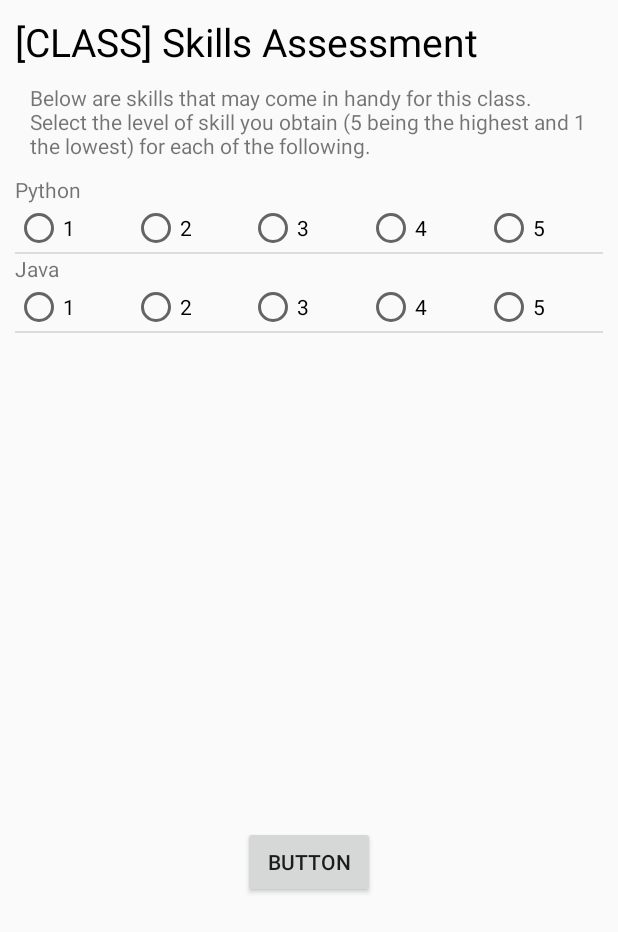
After one commit to kitzeller/TeamUp, an Android app: the SkillsTestActivity screen opened directly, with no data from a screen before it, on a phone screen of 412 x 824 dp. The commit adds this screen. Shown: the top 932 px of the screen. Run offline under Robolectric (Android 15) with nearby library versions, the phone set to English and light mode, and no system bars.

Commit message:
added SkillsTestActivity - launched when user adds a new class

```diff
--- a/app/src/main/AndroidManifest.xml
+++ b/app/src/main/AndroidManifest.xml
@@ -29,6 +29,7 @@
         </activity>
         <activity android:name=".MainActivity"></activity>
         <activity android:name=".CreateAccountActivity"></activity>
+        <activity android:name=".SkillsTestActivity"></activity>
         <provider
             android:name="android.support.v4.content.FileProvider"
             android:authorities="wpi.jtkaplan.teamup.fileprovider"
--- a/app/src/main/java/wpi/jtkaplan/teamup/AddClassFragment.java
+++ b/app/src/main/java/wpi/jtkaplan/teamup/AddClassFragment.java
@@ -1,19 +1,45 @@
 package wpi.jtkaplan.teamup;
 
+import android.content.Intent;
 import android.os.Bundle;
 import android.support.annotation.Nullable;
 import android.support.v4.app.Fragment;
+import android.support.v7.app.AppCompatActivity;
 import android.view.LayoutInflater;
 import android.view.View;
 import android.view.ViewGroup;
+import android.widget.Button;
+import android.widget.EditText;
+import android.widget.TextView;
 
 
 public class AddClassFragment extends Fragment {
+
 
     @Nullable
     @Override
     public View onCreateView(LayoutInflater inflater, @Nullable ViewGroup container, @Nullable Bundle savedInstanceState) {
         //TODO : try to actually add this class in the backend.
-        return inflater.inflate(R.layout.fragment_join_class, container, false);
+        View v = inflater.inflate(R.layout.fragment_join_class, container, false);
+
+        EditText idInput = v.findViewById(R.id.JOIN_classidEditText);
+        final String classID = idInput.getText().toString();
+        Button btn = v.findViewById(R.id.JOIN_addButton);
+
+        btn.setOnClickListener(new View.OnClickListener() {
+            @Override
+            public void onClick(View v) {
+
+                AppCompatActivity activity = (AppCompatActivity) v.getContext();
+                Intent intent = new Intent(v.getContext(), SkillsTestActivity.class);
+                intent.putExtra("ClassID", classID);
+                activity.startActivity(intent);
+
+            }
+        });
+
+
+
+        return v;
     }
 }
--- /dev/null
+++ b/app/src/main/java/wpi/jtkaplan/teamup/SkillAdapter.java
@@ -0,0 +1,82 @@
+package wpi.jtkaplan.teamup;
+
+import android.content.Context;
+import android.view.LayoutInflater;
+import android.view.View;
+import android.view.ViewGroup;
+import android.widget.BaseAdapter;
+import android.widget.RadioGroup;
+import android.widget.TextView;
+
+import java.util.ArrayList;
+
+import wpi.jtkaplan.teamup.model.Skill;
+
+public class SkillAdapter extends BaseAdapter {
+
+    private Context context;
+    private ArrayList<Skill> skills;
+
+    public SkillAdapter(Context context, ArrayList<Skill> skills) {
+        this.context = context;
+        this.skills = skills;
+    }
+
+    @Override
+    public int getCount() {
+        return skills.size();
+    }
+
+    @Override
+    public Object getItem(int position) {
+        return skills.get(position);
+    }
+
+    @Override
+    public long getItemId(int position) {
+        return position;
+    }
+
+    @Override
+    public View getView(int position, View convertView, ViewGroup parent) {
+        final ViewHolder viewHolder;
+
+        //inflate the layout for each list row
+        if (convertView == null) {
+            convertView = LayoutInflater.from(context).inflate(R.layout.skill_rating, parent, false);
+            viewHolder = new ViewHolder(convertView);
+            convertView.setTag(viewHolder);
+        } else {
+            viewHolder = (ViewHolder) convertView.getTag();
+        }
+
+        //get current item to be displayed
+        final Skill currentSkill = (Skill) getItem(position);
+
+        //sets the text for item name
+        viewHolder.skillName.setText(currentSkill.getSkillName());
+
+        //TODO get selected skill level from selected radio button using onClickListener and save to skill
+        viewHolder.levelChoices.setOnClickListener(new View.OnClickListener() {
+                @Override
+                public void onClick(View v) {
+                    final int level = viewHolder.levelChoices.getCheckedRadioButtonId();
+                    currentSkill.setSkillLevel(level);
+                }
+            });
+
+        //returns the view for the current row
+        return convertView;
+    }
+
+    private class ViewHolder {
+        TextView skillName;
+        RadioGroup levelChoices;
+
+        public ViewHolder(View view) {
+            skillName = (TextView) view.findViewById(R.id.txtSkills);
+            levelChoices = (RadioGroup) view.findViewById(R.id.choices);
+        }
+    }
+
+}
--- /dev/null
+++ b/app/src/main/java/wpi/jtkaplan/teamup/SkillsTestActivity.java
@@ -0,0 +1,35 @@
+package wpi.jtkaplan.teamup;
+
+import android.os.Bundle;
+import android.support.v7.app.AppCompatActivity;
+import android.widget.ListView;
+import java.util.ArrayList;
+
+
+import wpi.jtkaplan.teamup.model.Skill;
+
+public class SkillsTestActivity extends AppCompatActivity {
+
+    private ArrayList<Skill> skillsList = new ArrayList<>();
+    private SkillAdapter adapter;
+
+    @Override
+    public void onCreate(Bundle savedInstanceState) {
+        super.onCreate(savedInstanceState);
+        setContentView(R.layout.activity_skills_test);
+
+        //TODO: load skills required given classID in intent
+        skillsList.add(new Skill("Python", 0));
+        skillsList.add(new Skill("Java", 0));
+
+        adapter = new SkillAdapter(this, skillsList);
+
+        ListView lvSkills = (ListView) findViewById(R.id.question_list);
+        lvSkills.setAdapter(adapter);
+
+    }
+
+
+
+
+}
--- /dev/null
+++ b/app/src/main/java/wpi/jtkaplan/teamup/model/Skill.java
@@ -0,0 +1,25 @@
+package wpi.jtkaplan.teamup.model;
+
+public class Skill {
+
+    private String skillName;
+    private int skillLevel;
+
+    public Skill(String skillName, int skillLevel) {
+        this.skillName = skillName;
+        this.skillLevel = skillLevel;
+    }
+
+    public String getSkillName() {
+        return this.skillName;
+    }
+
+    public int getSkillLevel() {
+        return this.skillLevel;
+    }
+
+    public void setSkillLevel(int newLevel) {
+        this.skillLevel = newLevel;
+    }
+
+}
--- /dev/null
+++ b/app/src/main/res/layout/activity_skills_test.xml
@@ -0,0 +1,37 @@
+<?xml version="1.0" encoding="utf-8"?>
+<LinearLayout xmlns:android="http://schemas.android.com/apk/res/android"
+    xmlns:app="http://schemas.android.com/apk/res-auto"
+    xmlns:tools="http://schemas.android.com/tools"
+    android:layout_width="match_parent"
+    android:layout_height="match_parent"
+    android:layout_margin="10dp"
+    android:orientation="vertical">
+
+    <TextView
+        android:id="@+id/skillsTestTitle"
+        android:layout_width="match_parent"
+        android:layout_height="wrap_content"
+        android:text="[CLASS] Skills Assessment"
+        android:textColor="@color/BLACK"
+        android:textSize="26dp" />
+
+    <TextView
+        android:id="@+id/textView2"
+        android:layout_width="match_parent"
+        android:layout_height="wrap_content"
+        android:layout_margin="10dp"
+        android:text="Below are skills that may come in handy for this class. Select the level of skill you obtain (5 being the highest and 1 the lowest) for each of the following. " />
+
+    <ListView
+        android:id="@+id/question_list"
+        android:layout_width="fill_parent"
+        android:layout_height="434dp" />
+
+    <Button
+        android:id="@+id/button2"
+        android:layout_width="wrap_content"
+        android:layout_height="wrap_content"
+        android:layout_gravity="center"
+        android:text="Button" />
+
+</LinearLayout>
--- /dev/null
+++ b/app/src/main/res/layout/skill_rating.xml
@@ -0,0 +1,56 @@
+<?xml version="1.0" encoding="utf-8"?>
+<LinearLayout xmlns:android="http://schemas.android.com/apk/res/android"
+    android:orientation="vertical" android:layout_width="fill_parent"
+    android:layout_height="fill_parent">
+
+    <TextView
+        android:id="@+id/txtSkills"
+        android:layout_width="match_parent"
+        android:layout_height="wrap_content"
+        android:text="" />
+
+    <RadioGroup
+        android:id="@+id/choices"
+        android:layout_width="match_parent"
+        android:layout_height="wrap_content"
+        android:orientation="horizontal">
+
+
+        <RadioButton
+            android:id="@+id/one"
+            android:layout_width="wrap_content"
+            android:layout_height="wrap_content"
+            android:layout_weight="1"
+            android:text="1" />
+
+        <RadioButton
+            android:id="@+id/two"
+            android:layout_width="wrap_content"
+            android:layout_height="wrap_content"
+            android:layout_weight="1"
+            android:text="2" />
+
+        <RadioButton
+            android:id="@+id/three"
+            android:layout_width="wrap_content"
+            android:layout_height="wrap_content"
+            android:layout_weight="1"
+            android:text="3" />
+
+        <RadioButton
+            android:id="@+id/four"
+            android:layout_width="wrap_content"
+            android:layout_height="wrap_content"
+            android:layout_weight="1"
+            android:text="4" />
+
+        <RadioButton
+            android:id="@+id/five"
+            android:layout_width="wrap_content"
+            android:layout_height="wrap_content"
+            android:layout_weight="1"
+            android:text="5" />
+
+
+    </RadioGroup>
+</LinearLayout>
```
